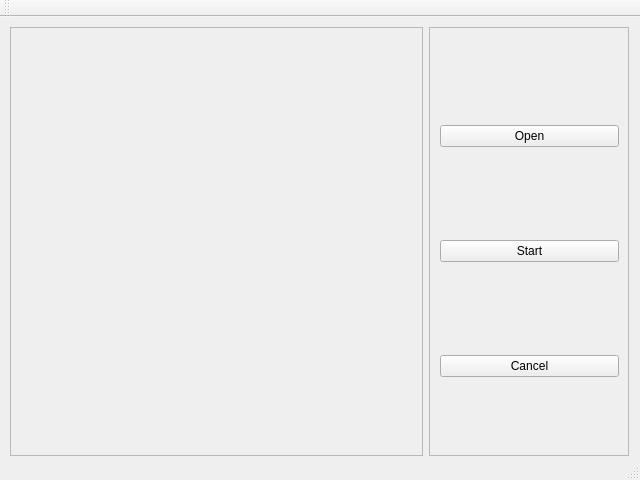
Old version of the form mainwindow.ui in the repository tanitanin/MouseSimulator.
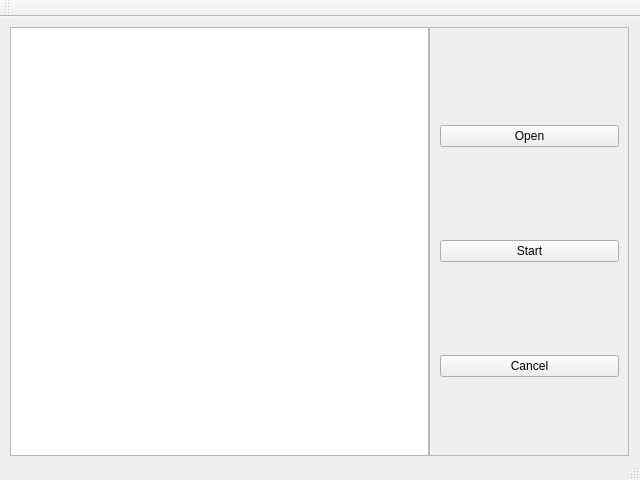
New version of the form.

Commit message: Add graphic view

What changed in the file:
```diff
--- a/mainwindow.ui
+++ b/mainwindow.ui
@@ -24,8 +24,17 @@
      </rect>
     </property>
     <layout class="QGridLayout" name="gridLayout">
-     <item row="0" column="2">
+     <property name="spacing">
+      <number>0</number>
+     </property>
+     <item row="0" column="1">
       <widget class="QFrame" name="controlFrame">
+       <property name="minimumSize">
+        <size>
+         <width>200</width>
+         <height>0</height>
+        </size>
+       </property>
        <property name="maximumSize">
         <size>
          <width>200</width>
@@ -48,6 +57,13 @@
          </rect>
         </property>
         <layout class="QGridLayout" name="gridLayout_2">
+         <item row="2" column="0">
+          <widget class="QPushButton" name="cancelButton">
+           <property name="text">
+            <string>Cancel</string>
+           </property>
+          </widget>
+         </item>
          <item row="0" column="0">
           <widget class="QPushButton" name="fileOpenButton">
            <property name="text">
@@ -62,36 +78,12 @@
            </property>
           </widget>
          </item>
-         <item row="2" column="0">
-          <widget class="QPushButton" name="cancelButton">
-           <property name="text">
-            <string>Cancel</string>
-           </property>
-          </widget>
-         </item>
         </layout>
        </widget>
       </widget>
      </item>
-     <item row="0" column="1">
-      <widget class="QFrame" name="displayFrame">
-       <property name="frameShape">
-        <enum>QFrame::StyledPanel</enum>
-       </property>
-       <property name="frameShadow">
-        <enum>QFrame::Raised</enum>
-       </property>
-       <widget class="QWidget" name="displayWidget" native="true">
-        <property name="geometry">
-         <rect>
-          <x>-1</x>
-          <y>-1</y>
-          <width>431</width>
-          <height>441</height>
-         </rect>
-        </property>
-       </widget>
-      </widget>
+     <item row="0" column="0">
+      <widget class="QGraphicsView" name="graphicsView"/>
      </item>
     </layout>
    </widget>
```
